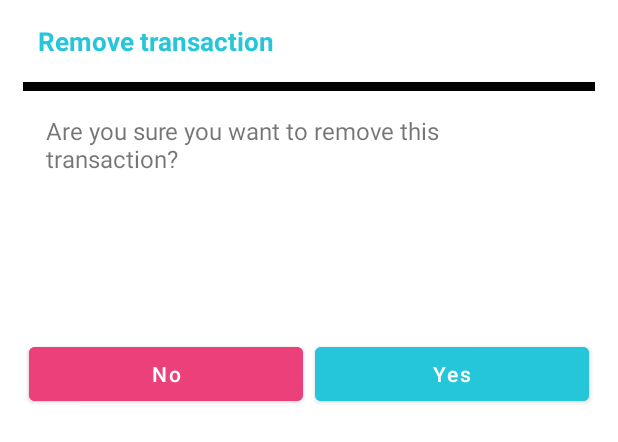
After one commit to Ilan955/TransactionTracker, an Android app: the layout remove_user_layout.xml on its own in the app's theme, with its tools: preview values and no code run, on a phone screen of 412 x 824 dp. The commit adds this screen. Shown: the top 442 px of the screen. Run offline under Robolectric (Android 15) with nearby library versions, the phone set to English and light mode, and no system bars.

Commit message:
adding update/delete option to transaction

```diff
--- a/app/src/main/java/com/example/firebaselogin/activitys/HomePageActivity.kt
+++ b/app/src/main/java/com/example/firebaselogin/activitys/HomePageActivity.kt
@@ -85,10 +85,11 @@ class HomePageActivity : AppCompatActivity() {
                     listOfTrans.clear()
                     for (userSnapshot in snapshot.children.reversed()) {
                         val user = userSnapshot.getValue(IncomeClass::class.java)
-
+                        Log.i("Hello1",userSnapshot.key.toString())
                         // if user date !=12
                         if (user != null) {
                             if (counter < 4) {
+                                user.key=userSnapshot.key.toString()
                                 listOfTrans.add(user)
                                 counter++
                             }
--- a/app/src/main/java/com/example/firebaselogin/fragments/IncomeFragment.kt
+++ b/app/src/main/java/com/example/firebaselogin/fragments/IncomeFragment.kt
@@ -106,13 +106,13 @@ class IncomeFragment : Fragment(), DatePickerDialog.OnDateSetListener {
                 dbRef = FirebaseDatabase.getInstance().getReference()
                     .child(beforeTheMark[0] + "@" + afterTheMark[0] + "/Transactions")
 
+
                 var newIncome = IncomeClass(
                     fireBaseAuth.currentUser?.email!!,
                     incomeDesc,
                     incomeAmount,
-                    sendingDate
+                    sendingDate,
                 )
-                dbRef.push().setValue(newIncome)
                 Toast.makeText(
                     context,
                     "Succeed enter the new income to your account ",
--- a/app/src/main/java/com/example/firebaselogin/fragments/view_by_table_fragment.kt
+++ b/app/src/main/java/com/example/firebaselogin/fragments/view_by_table_fragment.kt
@@ -22,6 +22,7 @@ import com.example.firebaselogin.IncomeClass
 import com.example.firebaselogin.R
 import com.example.firebaselogin.adapters.recycAdapter
 import com.example.firebaselogin.utils.vibe
+import com.github.mikephil.charting.data.Entry
 import com.google.firebase.auth.FirebaseAuth
 import com.google.firebase.database.*
 import java.util.*
@@ -74,6 +75,7 @@ class view_by_table_fragment : Fragment(), DatePickerDialog.OnDateSetListener {
         rv.layoutManager = mLayoutManager
         listOfTrans = arrayListOf<IncomeClass>()
         //
+
         //rv.adapter = adapter
         adapter = recycAdapter(listOfTrans)
         rv.adapter = adapter
@@ -103,6 +105,7 @@ class view_by_table_fragment : Fragment(), DatePickerDialog.OnDateSetListener {
     ) {
         this.dbRef.addValueEventListener(object : ValueEventListener {
             override fun onDataChange(snapshot: DataSnapshot) {
+                listOfTrans.clear()
                 if (snapshot.exists()) {
                     var totalIncome = 0
                     var counter = 0
@@ -112,6 +115,7 @@ class view_by_table_fragment : Fragment(), DatePickerDialog.OnDateSetListener {
                         // if user date !=12
                         if (user != null) {
                             if (user.dateOfIncome!! == date) {
+                                user.key=userSnapshot.key.toString()
                                 listOfTrans.add(user)
                                 totalIncome += user.incomeAcmount!!.toInt()
                                 counter++
--- /dev/null
+++ b/app/src/main/res/layout/remove_user_layout.xml
@@ -0,0 +1,83 @@
+<?xml version="1.0" encoding="utf-8"?>
+<androidx.constraintlayout.widget.ConstraintLayout xmlns:android="http://schemas.android.com/apk/res/android"
+    xmlns:app="http://schemas.android.com/apk/res-auto"
+    android:layout_width="match_parent"
+    android:layout_height="match_parent"
+    android:padding="15dp">
+
+    <LinearLayout
+        android:layout_width="match_parent"
+        android:layout_height="match_parent"
+        android:orientation="vertical"
+        app:layout_constraintBottom_toBottomOf="parent"
+        app:layout_constraintEnd_toEndOf="parent"
+
+        app:layout_constraintStart_toStartOf="parent"
+        app:layout_constraintTop_toTopOf="parent">
+
+        <TextView
+            android:id="@+id/textView4"
+            android:layout_width="match_parent"
+            android:layout_height="wrap_content"
+            android:layout_marginLeft="10dp"
+            android:layout_marginBottom="15dp"
+            android:textSize="17dp"
+            android:textStyle="bold"
+            android:textColor="#26C6DA"
+            android:text="Remove transaction" />
+
+        <View
+            android:id="@+id/divider"
+            android:layout_width="match_parent"
+            android:layout_height="6dp"
+
+            android:backgroundTint="@color/black"
+            android:background="@color/black" />
+
+        <LinearLayout
+            android:id="@+id/insertData"
+            android:layout_width="match_parent"
+            android:layout_height="130dp"
+            android:orientation="vertical"
+            android:layout_margin="15dp">
+
+            <TextView
+                android:id="@+id/textView7"
+                android:layout_width="match_parent"
+                android:layout_height="wrap_content"
+                android:textSize="16dp"
+                android:text="Are you sure you want to remove this transaction?" />
+        </LinearLayout>
+
+
+
+        <LinearLayout
+            android:layout_width="match_parent"
+            android:layout_height="match_parent"
+            android:orientation="horizontal">
+
+            <Button
+                android:id="@+id/noButton"
+                android:layout_width="wrap_content"
+                android:layout_height="wrap_content"
+                android:layout_weight="1"
+                android:text="No"
+                android:layout_margin="4dp"
+                android:backgroundTint="#EC407A"
+                android:textAllCaps="false"
+                android:textColor="#ffff"/>
+
+            <Button
+                android:id="@+id/yesButton"
+                android:layout_width="wrap_content"
+                android:layout_height="wrap_content"
+                android:layout_weight="1"
+                android:layout_margin="4dp"
+                android:backgroundTint="#26C6DA"
+                android:textColor="#ffff"
+                android:textAllCaps="false"
+                android:text="Yes" />
+        </LinearLayout>
+
+    </LinearLayout>
+</androidx.constraintlayout.widget.ConstraintLayout>
```
Also changed, not shown: app/src/main/java/com/example/firebaselogin/IncomeClass.kt (+7 -1 lines), app/src/main/java/com/example/firebaselogin/adapters/RecycAdapter.kt (+37 -5 lines), app/src/main/java/com/example/firebaselogin/dialog/TransactionAppDialog.kt (+72 -5 lines), app/src/main/res/layout/change_view.xml (added, +102 -0 lines).
